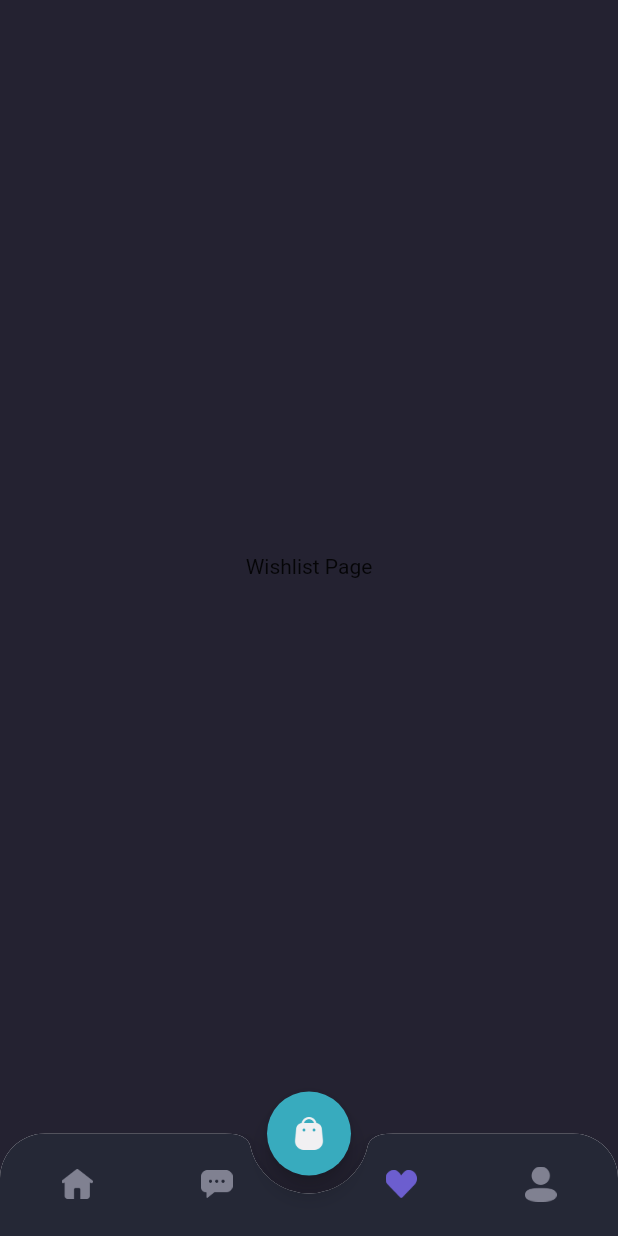
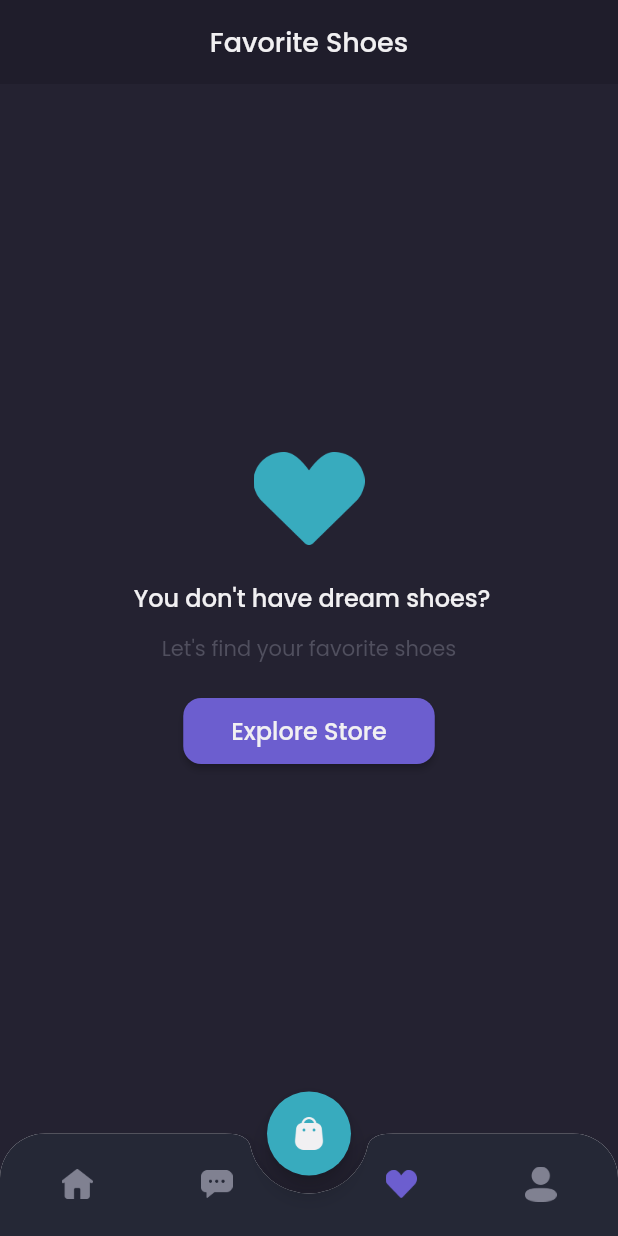
Before and after one commit to kevinrisqi/flutter_shoes_store, a Flutter app: the MainPage screen opened by its route, item 3 of the bottom bar chosen, on a phone screen of 412 x 824 dp. Run offline on Flutter 3.47's test engine with Material 2 defaults, Android fonts, the light colour scheme and no system bars; our stand-ins replace google_fonts.

Commit message:
Create empty wishlist page

```diff
--- a/lib/pages/home/wishlist_page.dart
+++ b/lib/pages/home/wishlist_page.dart
@@ -1,12 +1,90 @@
+// ignore_for_file: prefer_const_constructors
+
 import 'package:flutter/material.dart';
+import 'package:flutter_shoes_store/theme.dart';
 
 class WishlistPage extends StatelessWidget {
   const WishlistPage({Key? key}) : super(key: key);
 
   @override
   Widget build(BuildContext context) {
-    return Center(
-      child: Text('Wishlist Page'),
+    Widget header() {
+      return AppBar(
+        title: Text(
+          'Favorite Shoes',
+          style: primaryTextStyle.copyWith(
+            fontSize: 18,
+            fontWeight: medium,
+          ),
+        ),
+        centerTitle: true,
+        backgroundColor: bgColor1,
+        elevation: 0,
+        automaticallyImplyLeading: false,
+      );
+    }
+
+    Widget emptyWishlist() {
+      return Expanded(
+        child: Column(
+          mainAxisAlignment: MainAxisAlignment.center,
+          children: [
+            Image.asset(
+              'assets/icon_empty_wishlist.png',
+              width: 74,
+              height: 64,
+            ),
+            SizedBox(
+              height: 22,
+            ),
+            Text(
+              ' You don\'t have dream shoes?',
+              style: primaryTextStyle.copyWith(
+                fontSize: 16,
+                fontWeight: medium,
+              ),
+            ),
+            SizedBox(
+              height: 12,
+            ),
+            Text(
+              'Let\'s find your favorite shoes',
+              style: subtitleTextStyle,
+            ),
+            SizedBox(
+              height: 20,
+            ),
+            ElevatedButton(
+              onPressed: () {
+                Navigator.pushNamed(context, '/main');
+              },
+              style: ElevatedButton.styleFrom(
+                primary: primaryColor,
+                shape: RoundedRectangleBorder(
+                  borderRadius: BorderRadius.circular(12),
+                ),
+              ),
+              child: Container(
+                padding: EdgeInsets.symmetric(horizontal: 16, vertical: 10),
+                child: Text(
+                  'Explore Store',
+                  style: primaryTextStyle.copyWith(
+                    fontSize: 16,
+                    fontWeight: medium,
+                  ),
+                ),
+              ),
+            ),
+          ],
+        ),
+      );
+    }
+
+    return Column(
+      children: [
+        header(),
+        emptyWishlist(),
+      ],
     );
   }
 }
```
Also changed, not shown: 1 other file.
